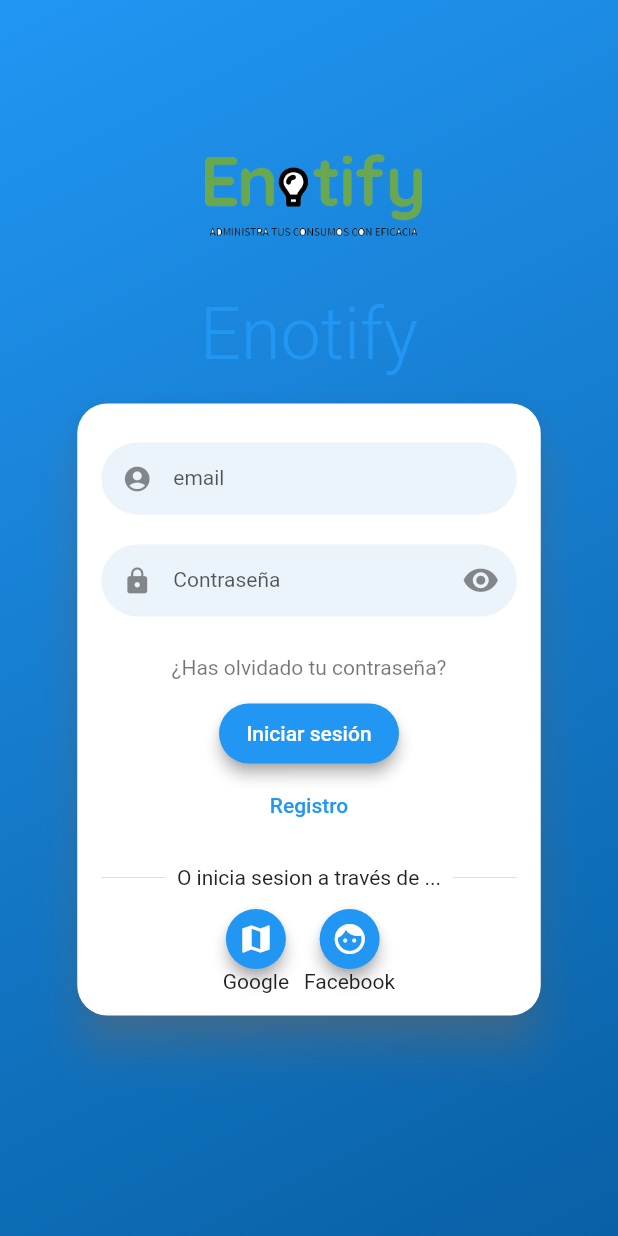
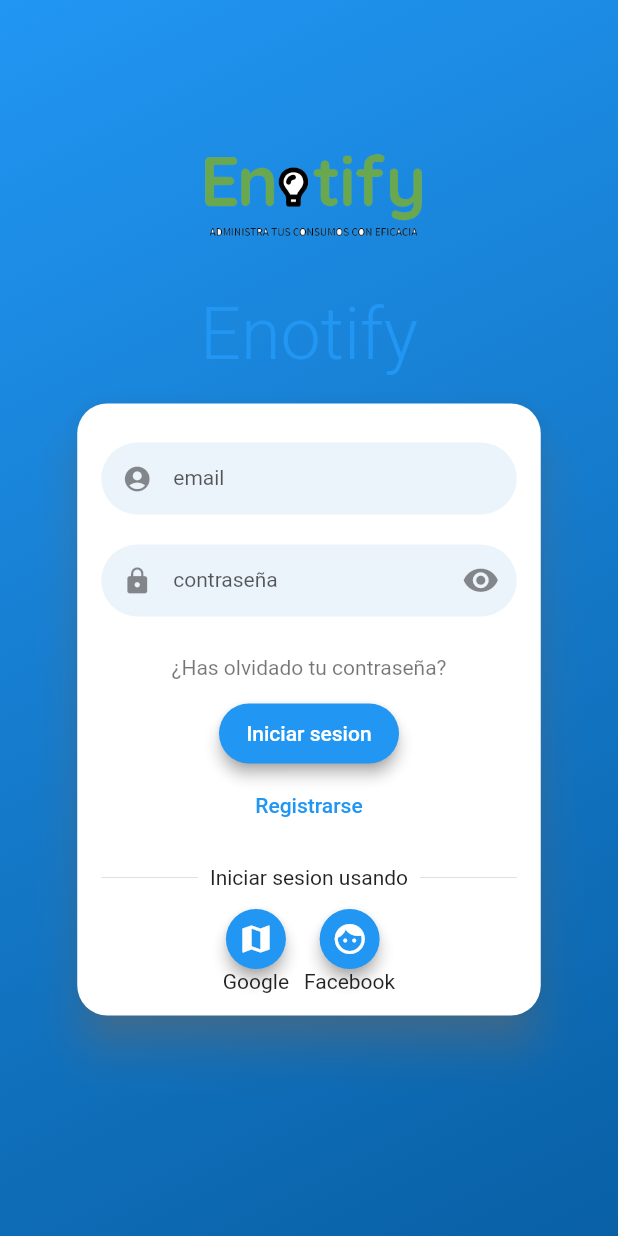
Before and after one commit to ancabdia/TFG-Aplicacion-movil-para-la-visualizacion-del-consumo-electrico-de-los-clientes, a Flutter app: the MainPage screen opened by its route, item 2 of the bottom bar chosen, after a tap on the "logout" icon, on a phone screen of 412 x 824 dp. Run offline on Flutter 3.47's test engine with Material 2 defaults, Android fonts, the phone set to English and light mode, and no system bars; drawn by our look-alikes of flutter_login; our stand-ins replace charts_flutter, flutter_dotenv, shared_preferences, sqflite, sqflite_common, table_calendar; missing offline and left inert: encrypt; accounts and stored records are empty; generated files the repository leaves out were written again; network calls fail.

Commit message:
Refactor, over package updated

```diff
--- /dev/null
+++ b/l10n.yaml
@@ -0,0 +1,4 @@
+arb-dir: lib/l10n
+# template-json-file: es.json
+template-arb-file: app_es.arb
+output-localization-file: app_localizations.dart
--- /dev/null
+++ b/lib/model/Language.dart
@@ -0,0 +1,16 @@
+class Language{
+  final int id;
+  final String name;
+  final String flag;
+  final String languageCode;
+
+  Language(this.id, this.name, this.flag, this.languageCode);
+
+  static List<Language> languageList(){
+    return <Language>[
+      Language(1, 'Spanish', '🇪🇸', 'es'),
+      Language(1, 'English', '🇺🇸', 'en'),
+      Language(1, 'German', '🇩🇪', 'de'),
+    ];
+  }
+}
--- /dev/null
+++ b/lib/provider/locale_provider.dart
@@ -0,0 +1,19 @@
+import 'package:flutter/material.dart';
+import 'package:flutter_gen/gen_l10n/app_localizations.dart';
+class LocaleProvider extends ChangeNotifier{
+  Locale _locale = Locale('es');
+  Locale get locale => _locale;
+
+  void setLocale(Locale locale){
+    LocalizationsDelegate<AppLocalizations> delegate = AppLocalizations.delegate;
+    if(!delegate.isSupported(locale)) return;
+
+    _locale = locale;
+    notifyListeners();
+  }
+
+  void clearLocale(){
+    _locale = const Locale('es');
+    notifyListeners();
+  }
+}
--- a/lib/view/GraficoConsumo.dart
+++ b/lib/view/GraficoConsumo.dart
@@ -65,7 +65,7 @@ class GraficoConsumo extends StatelessWidget {
     }
 
     return Scaffold(
-        appBar: AppBars(title: Text(data.first.cups!)),
+        appBar: AppBars(title: Text(data.first.cups!), context: context),
         body: Column(
           children:
             [SingleChildScrollView(
--- a/lib/view/contractDetail.dart
+++ b/lib/view/contractDetail.dart
@@ -17,7 +17,7 @@ class ContractDetailScreen extends StatelessWidget {
 
   @override
   Widget build(BuildContext context) => Scaffold(
-        appBar: AppBars(title: Text(cups)),
+        appBar: AppBars(title: Text(cups), context: context),
         body: FutureBuilder<ContractDetail>(
           future: getContractDetail(cups, distributorCode),
           builder: (context, snapshot) {
--- a/lib/view/home_screen.dart
+++ b/lib/view/home_screen.dart
@@ -1,9 +1,11 @@
 import 'dart:async';
 import 'package:flutter/material.dart';
 import 'package:charts_flutter/flutter.dart' as charts;
+import 'package:intl/intl.dart';
 import 'package:tfgproyecto/components/formatter.dart';
 import '../API/API.dart';
 import '../model/Prices.dart';
+import 'package:flutter_gen/gen_l10n/app_localizations.dart';
 
 class HomeScreenOld extends StatefulWidget {
   const HomeScreenOld({Key? key}) : super(key: key);
@@ -68,14 +70,14 @@ class _HomePageState extends State<HomeScreenOld> {
               FutureBuilder(
                   future: API.fetchPrice("min"),
                   builder: (context, snapshot) {
-                    Price? minPrice = snapshot.data;
+                    Price? minPrice = snapshot.data as Price?;
                     return SizedBox(
                       height: 80,
                       width: MediaQuery.of(context).size.width / 3,
                       child: Card(
                         child: Column(
                           children: [
-                            Text('Minimo'),
+                            Text(AppLocalizations.of(context)!.minimum),
                             Text(
                                 '${minPrice?.price.toStringAsPrecision(3)} €/kWh ',
                                 style: const TextStyle(
@@ -96,14 +98,14 @@ class _HomePageState extends State<HomeScreenOld> {
               FutureBuilder(
                 future: actualPrice(),
                 builder: (context, snapshot) {
-                  Price? p = snapshot.data;
+                  Price? p = snapshot.data as Price?;
                   return SizedBox(
                   height: 80,
                   width: MediaQuery.of(context).size.width / 3,
                   child: Card(
                     child: Column(
                       children: [
-                        Text('Actual'),
+                        Text(AppLocalizations.of(context)!.actual),
                         Text('${p?.price.toStringAsPrecision(3)} €/kWh ',
                             style: const TextStyle(
                                 color: Colors.green,
@@ -124,14 +126,14 @@ class _HomePageState extends State<HomeScreenOld> {
               FutureBuilder(
                   future: API.fetchPrice("max"),
                   builder: (context, snapshot) {
-                    Price? maxPrice = snapshot.data;
+                    Price? maxPrice = snapshot.data as Price?;
                     return SizedBox(
                       height: 80,
                       width: MediaQuery.of(context).size.width / 3,
                       child: Card(
                         child: Column(
                           children: [
-                            Text('Maximo'),
+                            Text(AppLocalizations.of(context)!.maximum),
                             Text(
                                 '${maxPrice?.price.toStringAsPrecision(3)} €/kWh ',
                                 style: const TextStyle(
@@ -159,10 +161,11 @@ class _HomePageState extends State<HomeScreenOld> {
                     Container(
                         height: MediaQuery.of(context).size.height / 2,
                         margin: const EdgeInsets.all(10),
-                        child: _buildChart(context)),
-                    Text('PUNTO SELECCIONADO'),
-                    Text('HORA ${Duration(hours: hour)}'),
-                    Text('PRECIO ${price.toStringAsPrecision(3)} €/kWh'),
+                        child: _buildChart(context)
+                    ),
+                    Text(AppLocalizations.of(context)!.point_selected),
+                    Text(AppLocalizations.of(context)!.hour(Duration(hours: hour).toHoursMinutes())),
+                    Text(AppLocalizations.of(context)!.price(price.toStringAsFixed(3))),
                   ],
                 );
               })
@@ -210,7 +213,7 @@ class _HomePageState extends State<HomeScreenOld> {
       ),
       behaviors: [
         charts.ChartTitle(
-          'Precios ${DateTime.now().formatter()}',
+          AppLocalizations.of(context)!.price(DateFormat.yMd(AppLocalizations.of(context)!.localeName).format(DateTime.now()))
         ),
         charts.LinePointHighlighter(),
       ],
--- a/lib/view/login.dart
+++ b/lib/view/login.dart
@@ -1,40 +1,24 @@
-import 'dart:developer';
-
-// import 'package:encrypto_flutter/encrypto_flutter.dart';
 import 'package:flutter/material.dart';
 import 'package:flutter_login/flutter_login.dart';
-import 'package:http/http.dart' as http;
-import 'package:path/path.dart';
 import 'package:shared_preferences/shared_preferences.dart';
 import 'package:sqflite/sqflite.dart';
 import 'package:tfgproyecto/API/API.dart';
 import 'package:tfgproyecto/API/encrypter.dart';
-import 'package:tfgproyecto/view/home_screen.dart';
 import 'package:tfgproyecto/view/mainPage.dart';
-import 'dart:convert';
-
-import 'package:tfgproyecto/view/profile.dart';
-
+import 'package:flutter_gen/gen_l10n/app_localizations.dart';
 import '../API/db.dart';
-import '../API/encrypter.dart';
 import '../model/User.dart';
-import 'GraficoConsumo.dart';
 
 class LoginScreen extends StatefulWidget {
-  const LoginScreen({Key? key}) : super(key: key);
+ LoginScreen({Key? key}) : super(key: key);
   @override
   State<LoginScreen> createState() => _LoginScreenState();
 }
 
 class _LoginScreenState extends State<LoginScreen> {
-  Duration get loginTime => const Duration(milliseconds: 2000);
-  // late Encrypto encrypto;
-  // late var publicKey;
-
+  Duration get loginTime => Duration(milliseconds: 2000);
   @override
   void initState(){
-    // encrypto = Encrypto(Encrypto.RSA, bitLength: 128);
-    // publicKey = encrypto.sterilizePublicKey();
     super.initState();
   }
 
@@ -97,41 +81,43 @@ class _LoginScreenState extends State<LoginScreen> {
         ),
         messages: LoginMessages(
             userHint: "email",
-            passwordHint: "Contraseña",
-            confirmPasswordHint: "Confirmar contraseña",
-            loginButton: "Iniciar sesión",
-            signupButton: "Registro",
-            forgotPasswordButton: "¿Has olvidado tu contraseña?",
-            goBackButton: "Cancelar",
-            recoverPasswordIntro: "Recuperar contaseña",
-            recoverPasswordSuccess: "Se ha enviado a tu dirección de email el cambio de contraseña.",
-            recoverPasswordDescription: "Recibira en su correo las instrucciones para realizar el cambio de contraseña.",
-            providersTitleFirst: "O inicia sesion a través de ...",
-            recoverPasswordButton: "Recuperar contraseña",
-            additionalSignUpSubmitButton: "Registrarse"
+            passwordHint: AppLocalizations.of(context)!.passwordHint,
+            confirmPasswordHint: AppLocalizations.of(context)!.confirmPasswordHint,
+            loginButton: AppLocalizations.of(context)!.loginButton,
+            signupButton: AppLocalizations.of(context)!.signupButton,
+            forgotPasswordButton: AppLocalizations.of(context)!.forgotPasswordButton,
+            goBackButton: AppLocalizations.of(context)!.goBackButton,
+            recoverPasswordIntro: AppLocalizations.of(context)!.recoverPasswordIntro,
+            recoverPasswordSuccess: AppLocalizations.of(context)!.recoverPasswordSuccess,
+            recoverPasswordDescription: AppLocalizations.of(context)!.recoverPasswordDescription,
+            providersTitleFirst: AppLocalizations.of(context)!.providersTitleFirst,
+            recoverPasswordButton: AppLocalizations.of(context)!.recoverPasswordIntro,
+            additionalSignUpSubmitButton: AppLocalizations.of(context)!.signupButton,
+            additionalSignUpFormDescription: AppLocalizations.of(context)!.fill_survey,
+            confirmPasswordError: AppLocalizations.of(context)!.password_not_match
         ),
         passwordValidator:  (value) {
           if (value == null || value.isEmpty) {
-            return 'Debe ingresar una contraseña';
+            return AppLocalizations.of(context)!.empty_field;
           }
           return null;
         },
-        additionalSignupFields: const [
+        additionalSignupFields: [
           UserFormField(
-              keyName: 'name', displayName: "Nombre", userType: LoginUserType.name),
+              keyName: 'name', displayName: AppLocalizations.of(context)!.name, userType: LoginUserType.name),
           UserFormField(
-              keyName: 'surname', displayName: "Apellido"),
-          UserFormField(
+              keyName: 'surname', displayName: AppLocalizations.of(context)!.surname),
+          const UserFormField(
               keyName: 'nif', icon: Icon(Icons.perm_identity), displayName: "NIF"),
           UserFormField(
-              keyName: 'datadisPassword', displayName: "Contraseña DataDis"
+              keyName: 'datadisPassword', displayName: AppLocalizations.of(context)!.datadis_password
           ),
         ],
         termsOfService: [
           TermOfService(id: "idTerm", mandatory: true,
-              text: "Acepta terminos y condiciones",
+              text: AppLocalizations.of(context)!.terms,
               linkUrl: "http://datadis.es",
-              validationErrorMessage: "Debe aceptar los terminos"
+              validationErrorMessage: AppLocalizations.of(context)!.empty_field
           )
         ],
         loginProviders: <LoginProvider>[
@@ -155,7 +141,7 @@ class _LoginScreenState extends State<LoginScreen> {
         ],
         onSubmitAnimationCompleted: () {
           Navigator.of(context).pushReplacement(MaterialPageRoute(
-            builder: (context) => const MainPage(),
+            builder: (context) => MainPage(),
           ));
         },
         onLogin: _signInUser,
--- a/lib/view/mainPage.dart
+++ b/lib/view/mainPage.dart
@@ -6,6 +6,7 @@ import 'package:tfgproyecto/view/supplies.dart';
 
 import '../components/app_bar.dart';
 import 'GraficoConsumo.dart';
+import 'package:flutter_gen/gen_l10n/app_localizations.dart';
 
 class MainPage extends StatefulWidget {
 //  final Supply? supply;
@@ -32,7 +33,7 @@ class _MainPageState extends State<MainPage> {
   Widget build(BuildContext context) {
     //if (widget.supply == null) {
     return Scaffold(
-      appBar: AppBars(title: const Text("App Consumos"), context: context,),
+      appBar: AppBars(title: Text(AppLocalizations.of(context)!.language), context: context,),
       body: IndexedStack(       //Sirve para no perder la referencia del tree y manter las paginas activas: https://youtu.be/xoKqQjSDZ60?t=532
         index: _selectedIndex,
         children: screens,
@@ -41,20 +42,20 @@ class _MainPageState extends State<MainPage> {
       bottomNavigationBar: BottomNavigationBar(
 //        type: BottomNavigationBarType.shifting,
         //  backgroundColor: Colors.amber,
-        items: const <BottomNavigationBarItem>[
+        items: <BottomNavigationBarItem>[
           BottomNavigationBarItem(
-            icon: Icon(Icons.home),
-            label: 'Inicio',
+            icon: const Icon(Icons.home),
+            label: AppLocalizations.of(context)!.home,
             backgroundColor: Colors.red,
           ),
           BottomNavigationBarItem(
-            icon: Icon(Icons.tips_and_updates_sharp),
-            label: 'Suministros',
+            icon: const Icon(Icons.tips_and_updates_sharp),
+            label: AppLocalizations.of(context)!.supplies,
             backgroundColor: Colors.blue,
           ),
           BottomNavigationBarItem(
-            icon: Icon(Icons.manage_accounts),
-            label: 'Perfil',
+            icon: const Icon(Icons.manage_accounts),
+            label: AppLocalizations.of(context)!.profile,
             backgroundColor: Colors.orange,
           ),
         ],
```
Also changed, not shown: lib/components/app_bar.dart (+22 -2 lines), lib/components/formatter.dart (+25 -21 lines), lib/l10n/app_de.arb (added, +44 -0 lines), lib/l10n/app_en.arb (added, +38 -0 lines), lib/l10n/app_es.arb (added, +54 -0 lines), lib/main.dart (+37 -22 lines), lib/view/supplies.dart (+28 -15 lines), pubspec.yaml (+7 -4 lines), pubspec.lock.
